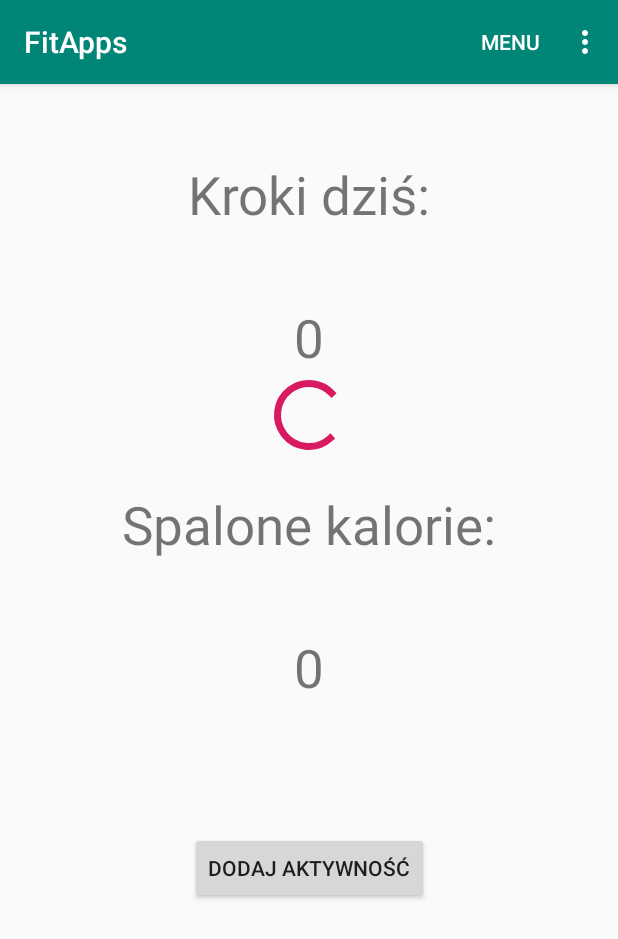
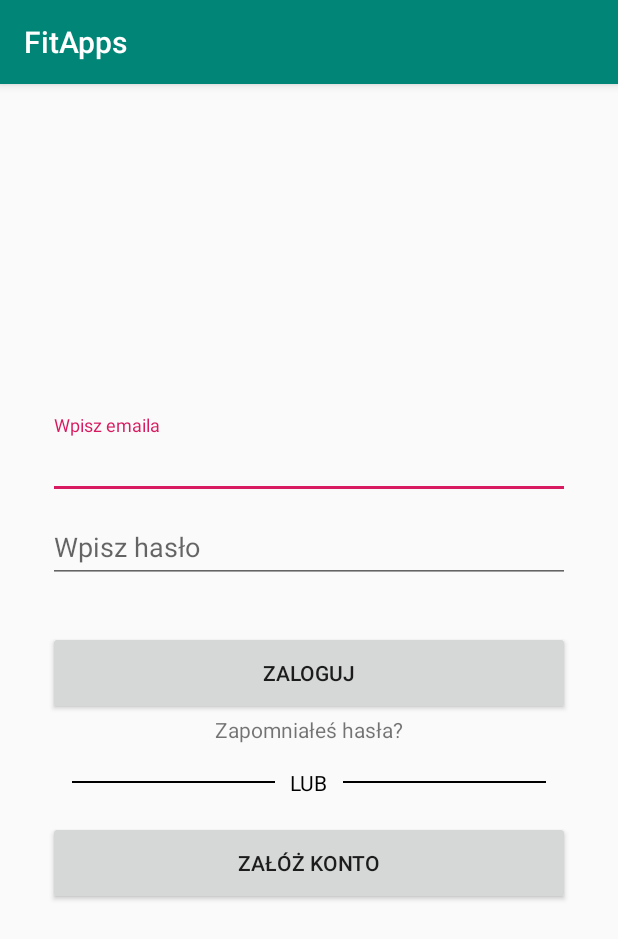
Before and after one commit to hyouka27/FitApps, an Android app: the screen it shows after launch (StepToday before the commit, LoginActivity after it), on a phone screen of 412 x 824 dp. Shown: the top 939 px of the screen. Run offline under Robolectric (Android 15) with nearby library versions, the phone set to English and light mode, and no system bars; our stand-ins replace Firebase (no records; nobody signed in at launch, a user with empty details on screens opened directly).

```diff
--- a/app/build.gradle
+++ b/app/build.gradle
@@ -3,7 +3,8 @@ apply plugin: 'kotlin-android'
 apply plugin: 'kotlin-android-extensions'
 apply plugin: 'com.android.application'
 apply plugin: 'kotlin-kapt' // if using Kotlin
-apply plugin: 'io.objectbox' // apply last
+apply plugin: 'io.objectbox'
+apply plugin: 'com.google.gms.google-services'// apply last
 android {
     compileSdkVersion 29
     defaultConfig {
@@ -25,6 +26,7 @@ android {
 dependencies {
     def nav_version = "2.1.0"
     implementation 'com.google.firebase:firebase-database:19.2.0'
+    implementation 'com.google.firebase:firebase-auth:19.2.0'
     implementation "androidx.navigation:navigation-fragment-ktx:$nav_version"
     implementation "androidx.navigation:navigation-ui-ktx:$nav_version"
     implementation fileTree(dir: 'libs', include: ['*.jar'])
@@ -43,6 +45,7 @@ dependencies {
     implementation 'androidx.navigation:navigation-ui:2.0.0'
     implementation 'androidx.navigation:navigation-fragment-ktx:2.0.0'
     implementation 'androidx.navigation:navigation-ui-ktx:2.0.0'
+    implementation 'com.google.firebase:firebase-auth:16.0.5'
     testImplementation 'junit:junit:4.12'
     androidTestImplementation 'androidx.test:runner:1.1.1'
     androidTestImplementation 'androidx.test.espresso:espresso-core:3.1.1'
--- /dev/null
+++ b/app/src/main/java/com/example/fitapps/LoginActivity.kt
@@ -0,0 +1,71 @@
+package com.example.fitapps
+
+import android.content.Intent
+import androidx.appcompat.app.AppCompatActivity
+import android.os.Bundle
+import android.text.TextUtils
+import android.widget.Button
+import android.widget.EditText
+import android.widget.TextView
+import android.widget.Toast
+import com.google.android.gms.tasks.OnCompleteListener
+import com.google.firebase.auth.FirebaseAuth
+
+class LoginActivity : AppCompatActivity() {
+
+    private lateinit var auth: FirebaseAuth
+
+    private lateinit var emailEt: EditText
+    private lateinit var passwordEt: EditText
+
+    private lateinit var signupBtn: Button
+    private lateinit var loginBtn: Button
+
+    private lateinit var resetPasswordTv: TextView
+
+    override fun onCreate(savedInstanceState: Bundle?) {
+        super.onCreate(savedInstanceState)
+        setContentView(R.layout.activity_login)
+
+        emailEt = findViewById(R.id.email_edt_text)
+        passwordEt = findViewById(R.id.pass_edt_text)
+
+        signupBtn = findViewById(R.id.signup_btn)
+        loginBtn = findViewById(R.id.login_btn)
+
+        resetPasswordTv = findViewById(R.id.reset_pass_tv)
+
+        auth = FirebaseAuth.getInstance()
+
+        loginBtn.setOnClickListener {
+            var email: String = emailEt.text.toString()
+            var password: String = passwordEt.text.toString()
+
+            if(TextUtils.isEmpty(email) || TextUtils.isEmpty(password)) {
+                Toast.makeText(this@LoginActivity, "Please fill all the fields", Toast.LENGTH_LONG).show()
+            } else{
+                auth.signInWithEmailAndPassword(email, password).addOnCompleteListener(this, OnCompleteListener { task ->
+                    if(task.isSuccessful) {
+                        Toast.makeText(this, "Successfully Logged In", Toast.LENGTH_LONG).show()
+                        val intent = Intent(this, StepToday::class.java)
+                        startActivity(intent)
+                        finish()
+                    }else {
+                        Toast.makeText(this, "Login Failed", Toast.LENGTH_LONG).show()
+                    }
+                })
+            }
+        }
+
+        signupBtn.setOnClickListener{
+            val intent = Intent(this, SignupActivity::class.java)
+            startActivity(intent)
+            finish()
+        }
+
+        resetPasswordTv.setOnClickListener{
+            val intent = Intent(this, ForgotPasswordActivity::class.java)
+            startActivity(intent)
+        }
+    }
+}
--- /dev/null
+++ b/app/src/main/res/layout/activity_login.xml
@@ -0,0 +1,102 @@
+<?xml version="1.0" encoding="utf-8"?>
+<androidx.constraintlayout.widget.ConstraintLayout xmlns:android="http://schemas.android.com/apk/res/android"
+    xmlns:app="http://schemas.android.com/apk/res-auto"
+    xmlns:tools="http://schemas.android.com/tools"
+    android:layout_width="match_parent"
+    android:layout_height="match_parent"
+    tools:context=".LoginActivity">
+
+    <LinearLayout
+        android:layout_width="match_parent"
+        android:layout_height="wrap_content"
+        app:layout_constraintBottom_toBottomOf="parent"
+        app:layout_constraintEnd_toEndOf="parent"
+        app:layout_constraintStart_toStartOf="parent"
+        app:layout_constraintTop_toTopOf="parent"
+        android:layout_marginLeft="32dp"
+        android:layout_marginRight="32dp"
+        android:orientation="vertical">
+
+        <com.google.android.material.textfield.TextInputLayout
+            android:layout_width="match_parent"
+            android:layout_height="56dp">
+
+            <EditText
+                android:id="@+id/email_edt_text"
+                android:layout_width="match_parent"
+                android:layout_height="match_parent"
+                android:hint="Wpisz emaila"/>
+
+        </com.google.android.material.textfield.TextInputLayout>
+
+        <com.google.android.material.textfield.TextInputLayout
+            android:layout_width="match_parent"
+            android:layout_height="56dp">
+
+            <EditText
+                android:id="@+id/pass_edt_text"
+                android:layout_width="match_parent"
+                android:layout_height="match_parent"
+                android:hint="Wpisz hasło"/>
+
+        </com.google.android.material.textfield.TextInputLayout>
+
+        <Button
+            android:id="@+id/login_btn"
+            android:layout_width="match_parent"
+            android:layout_height="56dp"
+            android:layout_marginTop="32dp"
+            android:text="Zaloguj"/>
+
+        <TextView
+            android:id="@+id/reset_pass_tv"
+            android:layout_width="wrap_content"
+            android:layout_height="wrap_content"
+            android:text="Zapomniałeś hasła?"
+            android:layout_gravity="center"
+            android:clickable="true"/>
+
+        <RelativeLayout
+            android:layout_width="match_parent"
+            android:layout_height="wrap_content"
+            android:layout_centerVertical="true"
+            android:layout_marginTop="16dp">
+
+            <TextView
+                android:id="@+id/tvText"
+                android:layout_width="wrap_content"
+                android:layout_height="wrap_content"
+                android:layout_centerInParent="true"
+                android:layout_marginLeft="10dp"
+                android:layout_marginRight="10dp"
+                android:text="LUB"
+                android:textColor="#000000"/>
+
+            <View
+                android:layout_width="match_parent"
+                android:layout_height="1dp"
+                android:layout_centerVertical="true"
+                android:layout_marginLeft="16dp"
+                android:layout_toLeftOf="@id/tvText"
+                android:background="#000000" />
+
+            <View
+                android:layout_width="match_parent"
+                android:layout_height="1dp"
+                android:layout_centerVertical="true"
+                android:layout_marginRight="16dp"
+                android:layout_toRightOf="@id/tvText"
+                android:background="#000000" />
+
+        </RelativeLayout>
+
+        <Button
+            android:id="@+id/signup_btn"
+            android:layout_width="match_parent"
+            android:layout_height="56dp"
+            android:layout_marginTop="16dp"
+            android:text="Załóż konto" />
+
+    </LinearLayout>
+
+</androidx.constraintlayout.widget.ConstraintLayout>
```
Also changed, not shown: app/src/main/AndroidManifest.xml (+11 -5 lines), app/src/main/java/com/example/fitapps/ForgotPasswordActivity.kt (added, +54 -0 lines), app/src/main/java/com/example/fitapps/MainActivity.kt (+39 -0 lines), app/src/main/java/com/example/fitapps/SignupActivity.kt (added, +61 -0 lines), app/src/main/java/com/example/fitapps/StepToday.kt (+9 -0 lines), app/src/main/java/com/example/fitapps/UpdatePassword.kt (added, +55 -0 lines), app/src/main/res/layout/activity_forgot_password.xml (added, +83 -0 lines), app/src/main/res/layout/activity_main.xml (+20 -1 lines), app/src/main/res/layout/activity_signup.xml (added, +94 -0 lines), app/src/main/res/layout/activity_update_password.xml (added, +83 -0 lines), app/src/main/res/menu/main.xml (+9 -0 lines), 1 other file.
